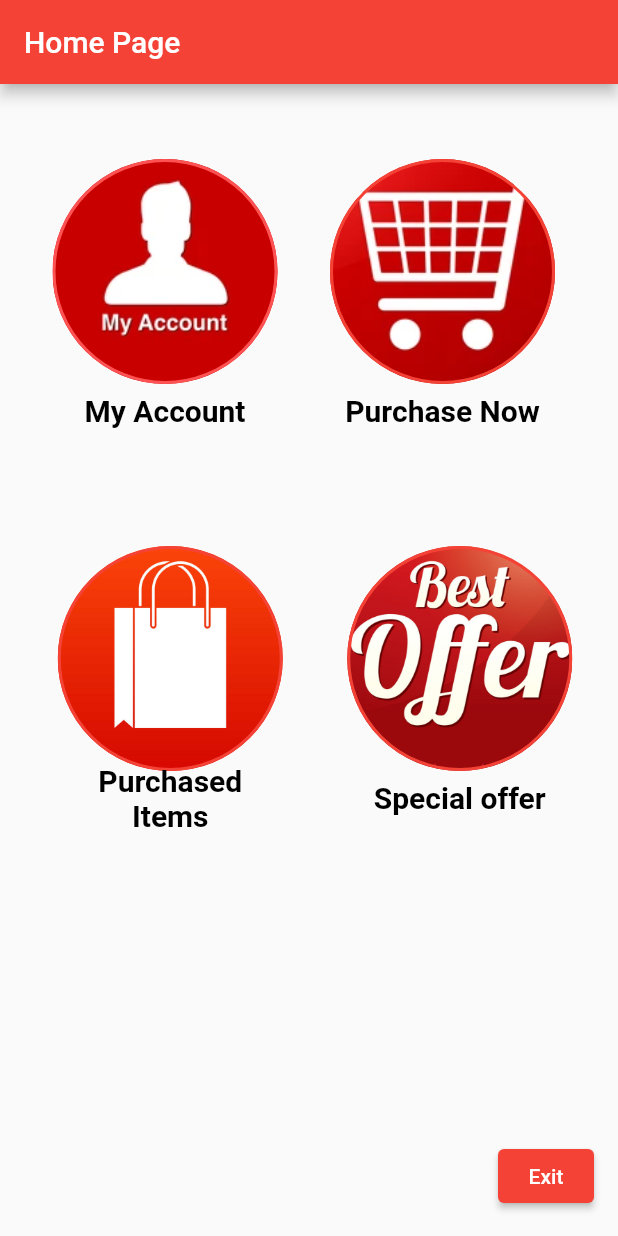
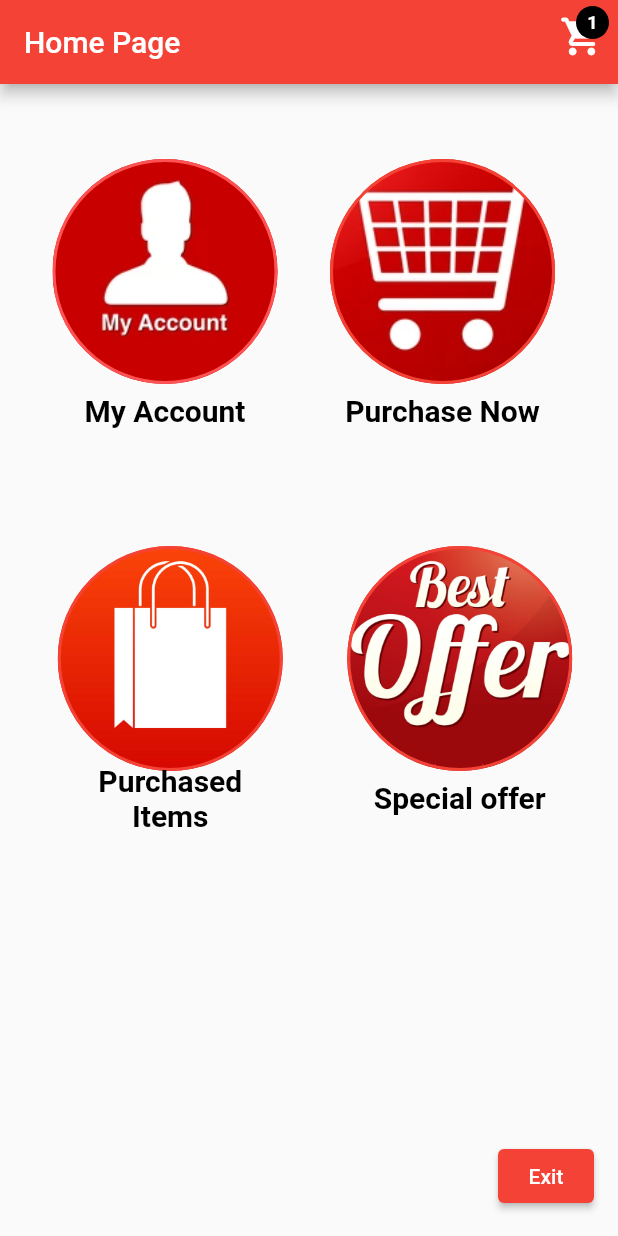
Before and after one commit to Anshaj-logan/Reatail-App, a Flutter app: the BarcodeScannerDemo screen opened directly, after a tap on the "arrow back" icon, on a phone screen of 412 x 824 dp. Run offline on Flutter 3.47's test engine with Material 2 defaults, Android fonts, the phone set to English and light mode, and no system bars; our stand-ins replace fluttertoast, shared_preferences; missing offline and left inert: flutter_barcode_scanner; accounts and stored records are empty.

Commit message:
new commit

```diff
--- a/lib/godown/gselectuser.dart
+++ b/lib/godown/gselectuser.dart
@@ -19,6 +19,8 @@ class _gselectuserState extends State<gselectuser> {
 
   List loadeddata = [];
   late String productid = '';
+  late int qty;
+  late String cartid = '';
   // late String id='';
 
   _fetchData() async {
@@ -68,11 +70,15 @@ class _gselectuserState extends State<gselectuser> {
                 child: Card(
                   child: ListTile(
                     onTap: () async {
+                      cartid = loadeddata[index]['_id'];
                       productid = loadeddata[index]['product_id'];
+                      qty = loadeddata[index]['quantity'];
                       print('Product Id ${productid}');
+                      print('Cart Id ${cartid}');
+                      print('Quantity ${qty}');
                       Navigator.of(context).pushReplacement(MaterialPageRoute(
                           builder: (BuildContext context) =>
-                              ProdctView(productid)));
+                              ProdctView(productid, qty, cartid)));
                     },
                     title:
                         Text('User :- ${loadeddata[index]['name'].toString()}'),
--- a/lib/user/Retail1.dart
+++ b/lib/user/Retail1.dart
@@ -157,7 +157,7 @@ class _BarcodeScannerDemoState extends State<BarcodeScannerDemo> {
                     ),
                     child: const Center(
                         child: Text(
-                      "2",
+                      "1",
                       style: TextStyle(
                         fontSize: 12,
                         fontWeight: FontWeight.bold,
--- a/lib/user/home.dart
+++ b/lib/user/home.dart
@@ -4,6 +4,8 @@ import 'package:test1/user/account.dart';
 import 'package:test1/login..dart';
 import 'package:test1/user/offer.dart';
 import 'package:test1/user/purchased.dart';
+
+import 'cart.dart';
 
 class home extends StatefulWidget {
   const home({Key? key}) : super(key: key);
@@ -19,13 +21,49 @@ class _homeState extends State<home> {
         debugShowCheckedModeBanner: false,
         home: SafeArea(
           child: Scaffold(
-            floatingActionButton: ElevatedButton(style: ElevatedButton.styleFrom(backgroundColor: Colors.red),
+            floatingActionButton: ElevatedButton(
+                style: ElevatedButton.styleFrom(backgroundColor: Colors.red),
                 onPressed: () => Navigator.push(
                     context, MaterialPageRoute(builder: (context) => Login())),
                 child:
-                    const Text('Exit', style:TextStyle(color: Colors.white))),
-            appBar: AppBar(backgroundColor: Colors.red,
+                    const Text('Exit', style: TextStyle(color: Colors.white))),
+            appBar: AppBar(
+              backgroundColor: Colors.red,
               title: const Text('Home Page'),
+              actions: [
+                Stack(
+                  children: [
+                    IconButton(
+                      onPressed: () => Navigator.push(context,
+                          MaterialPageRoute(builder: (context) => Cart())),
+                      icon: const Icon(
+                        Icons.shopping_cart_rounded,
+                        size: 30,
+                      ),
+                    ),
+                    Positioned(
+                      top: 4,
+                      right: 6,
+                      child: Container(
+                        height: 22,
+                        width: 22,
+                        decoration: const BoxDecoration(
+                          shape: BoxShape.circle,
+                          color: Colors.black,
+                        ),
+                        child: const Center(
+                            child: Text(
+                          "1",
+                          style: TextStyle(
+                            fontSize: 12,
+                            fontWeight: FontWeight.bold,
+                          ),
+                        )),
+                      ),
+                    ),
+                  ],
+                ),
+              ],
             ),
             body: Column(
               //mainAxisAlignment: MainAxisAlignment.center,
@@ -43,7 +81,8 @@ class _homeState extends State<home> {
                                 width: 2,
                               ),
                               shape: BoxShape.circle,
-                              image: DecorationImage(fit:BoxFit.cover ,
+                              image: DecorationImage(
+                                  fit: BoxFit.cover,
                                   image: AssetImage('images/uaccount.webp'))),
                           child: TextButton(
                             onPressed: () => Navigator.push(
@@ -75,7 +114,8 @@ class _homeState extends State<home> {
                                 width: 2,
                               ),
                               shape: BoxShape.circle,
-                              image: DecorationImage(fit:BoxFit.cover ,
+                              image: DecorationImage(
+                                  fit: BoxFit.cover,
                                   image: AssetImage('images/ucart.webp'))),
                           child: TextButton(
                             onPressed: () => Navigator.push(
@@ -114,7 +154,8 @@ class _homeState extends State<home> {
                                   width: 2,
                                 ),
                                 shape: BoxShape.circle,
-                                image: DecorationImage(fit:BoxFit.cover,
+                                image: DecorationImage(
+                                    fit: BoxFit.cover,
                                     image: AssetImage('images/upurchase.jpg'))),
                             child: TextButton(
                               onPressed: () => Navigator.push(
@@ -144,7 +185,8 @@ class _homeState extends State<home> {
                               width: 2,
                             ),
                             shape: BoxShape.circle,
-                            image: DecorationImage(fit:BoxFit.cover,
+                            image: DecorationImage(
+                                fit: BoxFit.cover,
                                 image: AssetImage('images/uoffer.jpg'))),
                         child: TextButton(
                           onPressed: () => Navigator.push(context,
```
Also changed, not shown: lib/counter/delivered.dart (+73 -17 lines), lib/counter/profile.dart (+38 -34 lines), lib/counter/profile1.dart (+4 -4 lines), lib/godown/productview.dart (+47 -3 lines), lib/user/account.dart (+36 -32 lines), lib/user/edit.dart (+4 -4 lines).
